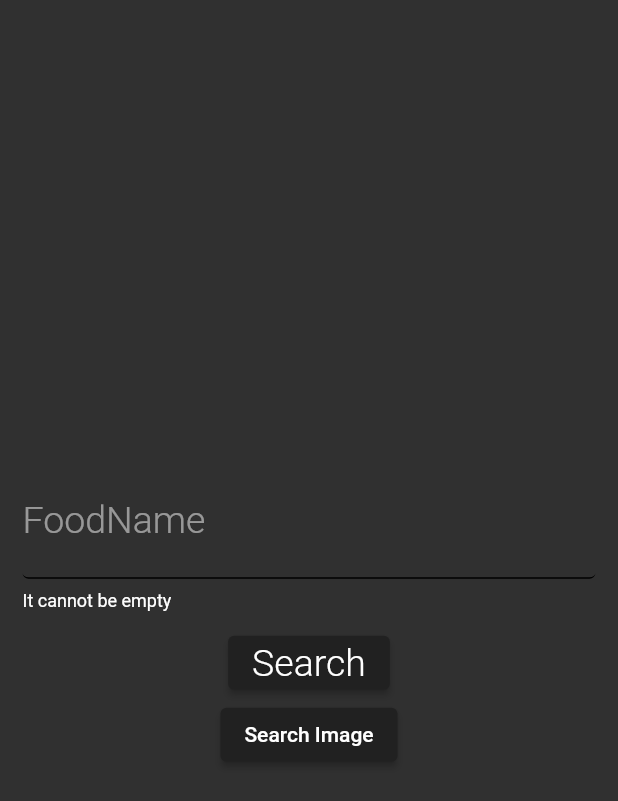
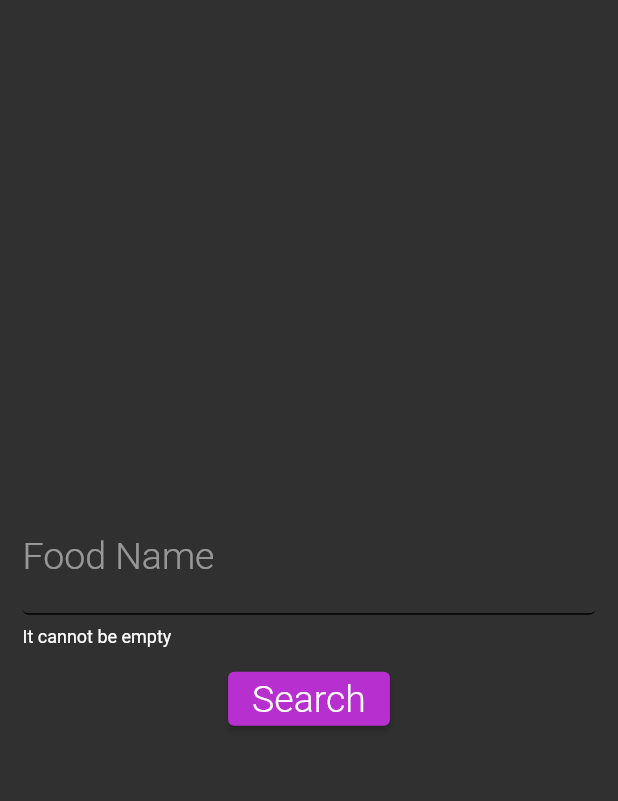
Before and after one commit to AadityaCholayil/DietMate, a Flutter app: the FoodForm screen opened directly, after a tap on "Search", on a phone screen of 412 x 824 dp. Shown: the top 801 px of the screen. Run offline on Flutter 3.47's test engine with Material 2 defaults, Android fonts, the phone set to English and light mode, and no system bars; our stand-ins replace preload_page_view; network calls fail.

Commit message:
theme changes

```diff
--- a/lib/food_form.dart
+++ b/lib/food_form.dart
@@ -28,13 +28,17 @@ class _FoodFormState extends State<FoodForm> {
         }
     );
     Map data = jsonDecode(response.body);
+    print(data);
+    if(data['max_score']>2)
       return data;
+    else
+      return {'result': 'No results found'};
   }
 
   Widget _buildName(){
     return TextFormField(
       decoration: InputDecoration(
-          labelText: 'FoodName',
+          labelText: 'Food Name',
           labelStyle: TextStyle(fontSize: 25)
       ),
       keyboardType: TextInputType.name,
@@ -54,7 +58,9 @@ class _FoodFormState extends State<FoodForm> {
   Widget _buildList(List<Food> foodList){
     return Container(
       alignment: Alignment.topCenter,
-      child: ListView.separated(
+      child: Column(
+        children: [
+          ListView.separated(
             padding: EdgeInsets.zero,
             scrollDirection: Axis.vertical,
             //primary: false,
@@ -63,6 +69,7 @@ class _FoodFormState extends State<FoodForm> {
               Food food=foodList[index];
               return InkWell(
                 child: Container(
+                  padding: EdgeInsets.symmetric(horizontal: 5, vertical: 10),
                   //color: Colors.yellow,
                   width: double.infinity,
                   child: Column(
@@ -71,7 +78,7 @@ class _FoodFormState extends State<FoodForm> {
                       Text(
                         '${food.name}',
                         style: TextStyle(
-                      fontSize: 25
+                          fontSize: 25,
                         ),
                       ),
                       Text(
@@ -83,13 +90,14 @@ class _FoodFormState extends State<FoodForm> {
                     ],
                   )
                 ),
-            onTap: (){
-
-            },
+                onTap: (){},
               );
             },
             itemCount: foodList.length,
             separatorBuilder: (BuildContext context, int index) => Divider(thickness: 2),
+          ),
+          Divider(thickness: 2),
+        ],
       ),
     );
   }
@@ -140,15 +148,15 @@ class _FoodFormState extends State<FoodForm> {
                   });
                 },
               )),
-              ElevatedButton(
-                child: Text('Search Image'),
-                onPressed: () {
-                  Navigator.push(
-                    context,
-                    MaterialPageRoute(builder: (BuildContext context) => ImageSearch())
-                  );
-                },
-              ),
+              // ElevatedButton(
+              //   child: Text('Search Image'),
+              //   onPressed: () {
+              //     Navigator.push(
+              //       context,
+              //       MaterialPageRoute(builder: (BuildContext context) => ImageSearch())
+              //     );
+              //   },
+              // ),
             ],
           ),
         ),
--- a/lib/model/image_details.dart
+++ b/lib/model/image_details.dart
@@ -1,5 +1,3 @@
-import 'package:flutter/material.dart';
-
 class FoodImage{
   String fullUrl;
   String thumbnailUrl;
--- a/lib/themes/custom_theme.dart
+++ b/lib/themes/custom_theme.dart
@@ -1,3 +1 @@
-import 'package:dietmate/themes/dark_theme.dart';
-import 'package:flutter/material.dart';
 bool isDarkTheme=true;
--- a/lib/themes/dark_theme.dart
+++ b/lib/themes/dark_theme.dart
@@ -36,6 +36,11 @@ final ThemeData darkTheme = ThemeData(
   indicatorColor: Color( 0xffb82fd0 ),
   hintColor: Color( 0x80ffffff ),
   errorColor: Color( 0xffd32f2f ),
+  elevatedButtonTheme: ElevatedButtonThemeData(
+    style: ElevatedButton.styleFrom(
+      primary: Color( 0xffb82fd0 ),
+    ),
+  ),
   buttonTheme: ButtonThemeData(
     textTheme: ButtonTextTheme.normal,
     minWidth: 88,
--- a/lib/themes/light_theme.dart
+++ b/lib/themes/light_theme.dart
@@ -39,6 +39,11 @@ final ThemeData lightTheme = ThemeData(
   indicatorColor: Color( 0xffb82fd0 ),
   hintColor: Color( 0x8a000000 ),
   errorColor: Color( 0xffd32f2f ),
+  elevatedButtonTheme: ElevatedButtonThemeData(
+    style: ElevatedButton.styleFrom(
+      primary: Color( 0xffde9ee9 ),
+    ),
+  ),
   buttonTheme: ButtonThemeData(
     textTheme: ButtonTextTheme.normal,
     minWidth: 88,
```
Lines whose indentation alone changed are shown as unchanged.
